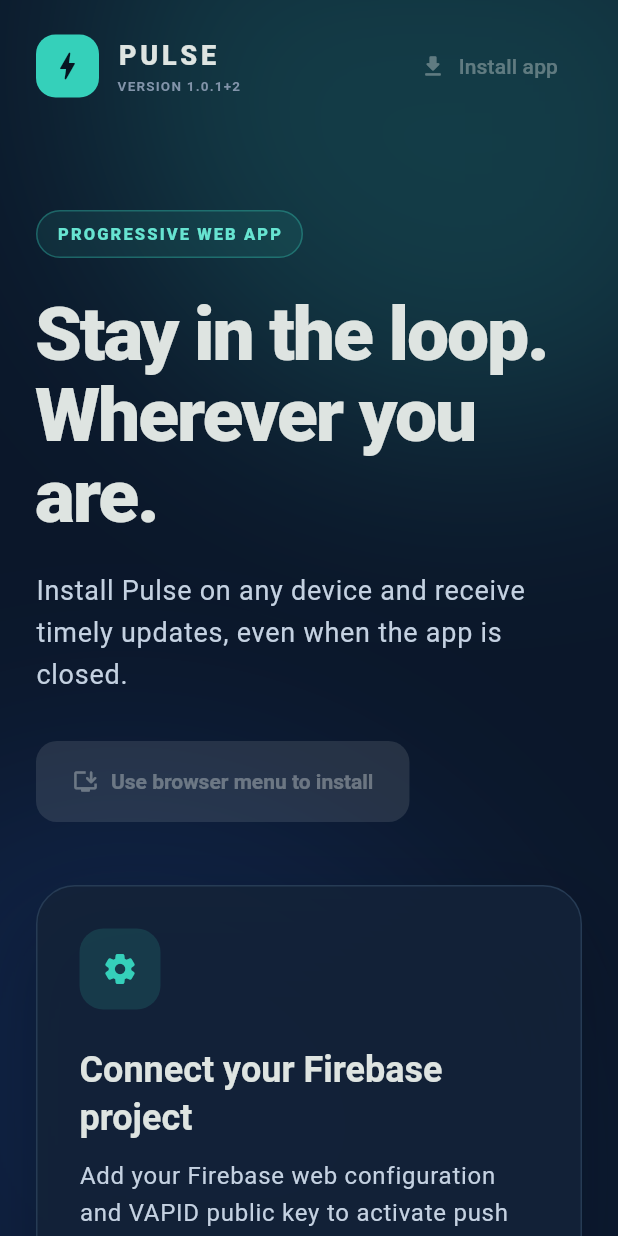
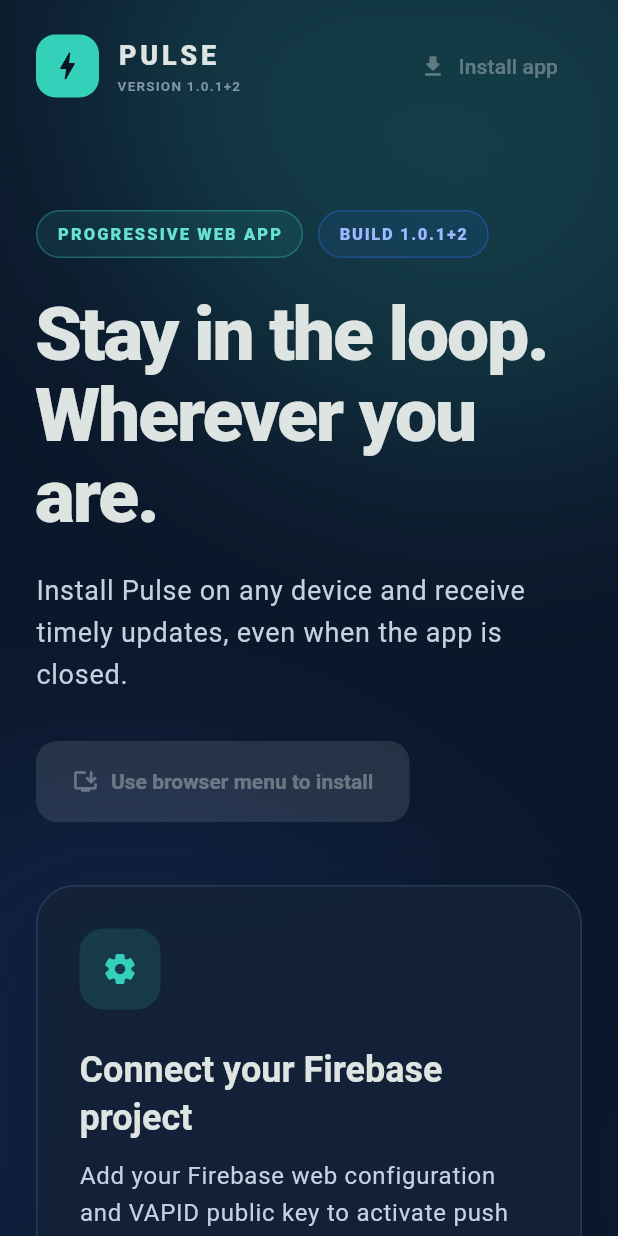
Before and after one commit to AjuBlueFerns/PWA_Pulse, a Flutter app: the screen it shows after launch, on a phone screen of 412 x 824 dp. Run offline on Flutter 3.47's test engine with Material 3 defaults, Android fonts, the phone set to English and light mode, and no system bars; our stand-ins replace firebase_core, firebase_messaging, package_info_plus; missing offline and left inert: dart:js_interop; accounts and stored records are empty.

Commit message:
Make version and device token visible

```diff
--- a/lib/main.dart
+++ b/lib/main.dart
@@ -165,7 +165,10 @@
                       LayoutBuilder(
                         builder: (context, constraints) {
                           final wide = constraints.maxWidth >= 780;
-                          final intro = _Intro(installer: _installer);
+                          final intro = _Intro(
+                            installer: _installer,
+                            versionLabel: widget.versionLabel,
+                          );
                           final card = _NotificationCard(
                             service: service,
                             startupError: widget.startupError,
@@ -263,14 +266,19 @@
 }
 
 class _Intro extends StatelessWidget {
-  const _Intro({required this.installer});
+  const _Intro({required this.installer, required this.versionLabel});
 
   final PwaInstallController installer;
+  final String versionLabel;
 
   @override
   Widget build(BuildContext context) {
     return Column(
       crossAxisAlignment: CrossAxisAlignment.start,
+      children: [
+        Wrap(
+          spacing: 10,
+          runSpacing: 10,
           children: [
             Container(
               padding: const EdgeInsets.symmetric(horizontal: 13, vertical: 7),
@@ -288,6 +296,26 @@
                   letterSpacing: 1.4,
                 ),
               ),
+            ),
+            Container(
+              key: const ValueKey('build-version-badge'),
+              padding: const EdgeInsets.symmetric(horizontal: 13, vertical: 7),
+              decoration: BoxDecoration(
+                color: const Color(0x182D73FF),
+                borderRadius: BorderRadius.circular(99),
+                border: Border.all(color: const Color(0x552D73FF)),
+              ),
+              child: Text(
+                'BUILD $versionLabel',
+                style: const TextStyle(
+                  color: Color(0xFF9AB9FF),
+                  fontSize: 11,
+                  fontWeight: FontWeight.w800,
+                  letterSpacing: 1.1,
+                ),
+              ),
+            ),
+          ],
         ),
         const SizedBox(height: 24),
         Text(
@@ -397,13 +425,11 @@
                         ),
                       ),
                     ),
-                    if (current.token != null) ...[
                     const SizedBox(height: 22),
                     _TokenField(
-                        token: current.token!,
-                        onCopy: current.copyToken,
+                      token: current.token,
+                      onCopy: current.token == null ? null : current.copyToken,
                     ),
-                    ],
                     if (current.lastMessage != null) ...[
                       const SizedBox(height: 22),
                       const Divider(),
@@ -425,8 +451,8 @@
 class _TokenField extends StatelessWidget {
   const _TokenField({required this.token, required this.onCopy});
 
-  final String token;
-  final Future<void> Function() onCopy;
+  final String? token;
+  final Future<void> Function()? onCopy;
 
   @override
   Widget build(BuildContext context) {
@@ -454,8 +480,17 @@
             crossAxisAlignment: CrossAxisAlignment.center,
             children: [
               Expanded(
-                child: SelectableText(
-                  token,
+                child: token == null
+                    ? const Text(
+                        'Enable notifications to generate this device token.',
+                        style: TextStyle(
+                          color: Color(0xFF8294AA),
+                          fontSize: 12,
+                          height: 1.4,
+                        ),
+                      )
+                    : SelectableText(
+                        token!,
                         maxLines: 3,
                         style: const TextStyle(
                           color: Color(0xFFB8C7D9),
@@ -527,6 +562,8 @@
             Expanded(child: Text('Setup instructions are in README.md.')),
           ],
         ),
+        const SizedBox(height: 22),
+        const _TokenField(token: null, onCopy: null),
       ],
     );
   }
```
Also changed, not shown: 1 other file. Lines whose indentation alone changed are shown as unchanged.
